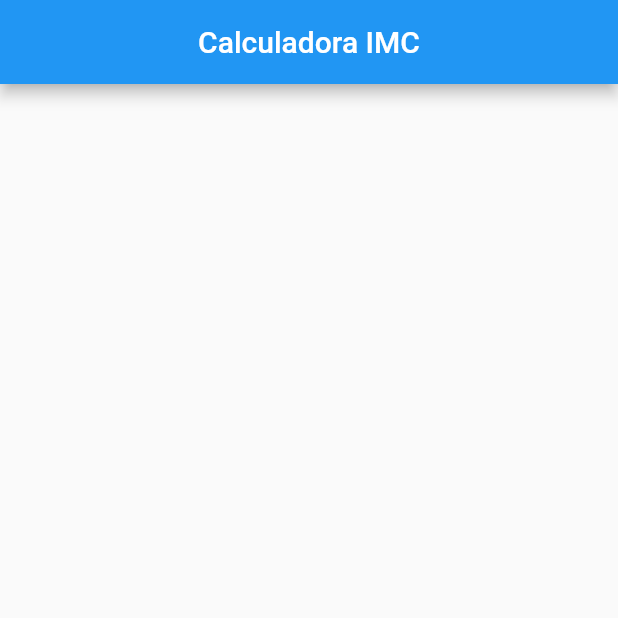
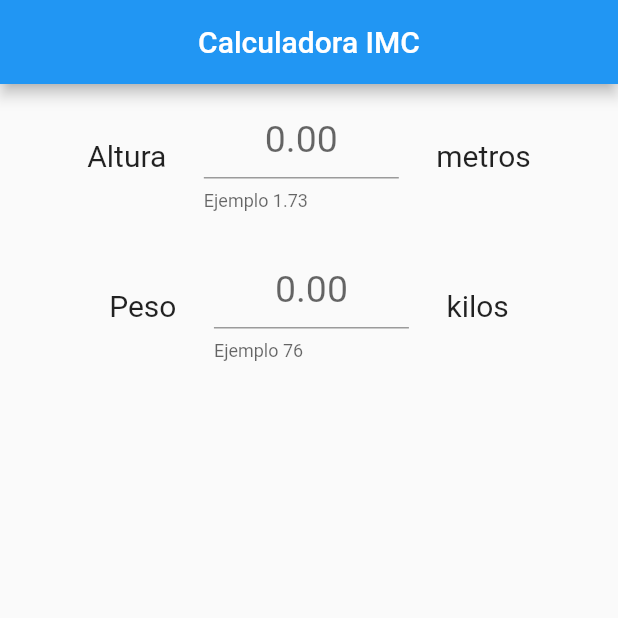
Before and after one commit to 0M1N1D0/calculadoraIMC, a Flutter app: the screen it shows after launch, on a phone screen of 412 x 824 dp, the top half of it. Run offline on Flutter 3.47's test engine with Material 2 defaults, Android fonts, the phone set to English and light mode, and no system bars.

Commit message:
v0.1.4
4. Se agrega analysis_options.yaml. Se agrega SafeArea al HomePage. 1. Se crean los inputs Peso y Altura.

```diff
--- a/calculadora_imc/analysis_options.yaml
+++ b/calculadora_imc/analysis_options.yaml
@@ -27,3 +27,6 @@ linter:
 
 # Additional information about this file can be found at
 # https://dart.dev/guides/language/analysis-options
+analyzer:
+  errors:
+    todo: ignore
--- a/calculadora_imc/lib/main.dart
+++ b/calculadora_imc/lib/main.dart
@@ -10,7 +10,11 @@ class MyApp extends StatelessWidget {
     return const MaterialApp(
       debugShowCheckedModeBanner: false,
       title: 'Material App',
-      home: HomePage(),
+      home: SafeArea(
+        top: true,
+        bottom: true,
+        child: HomePage(),
+      ),
     );
   }
 }
--- a/calculadora_imc/lib/src/pages/my_home_page.dart
+++ b/calculadora_imc/lib/src/pages/my_home_page.dart
@@ -1,3 +1,5 @@
+import 'dart:ui';
+
 import 'package:flutter/material.dart';
 
 class HomePage extends StatefulWidget {
@@ -15,6 +17,120 @@ class _HomePageState extends State<HomePage> {
         title: const Text("Calculadora IMC"),
         centerTitle: true,
       ),
+      /*
+      El contenedor tendrá la columna que a su ves contendrá
+      todos los elementos de la pantalla. Se creó primero el container
+      para crear un margen inicial y los elementos no se pongan hasta
+      los extremos de la pantalla.
+      */
+      body: Container(
+        margin: const EdgeInsets.symmetric(
+          vertical: 10.0,
+          horizontal: 20.0,
+        ), // margen del container
+        //color: Colors.red,
+        child: Column(
+          // mainAxisAlignment: MainAxisAlignment.center,
+          // crossAxisAlignment: CrossAxisAlignment.center,
+          children: [
+            _rowAltura(),
+            const SizedBox(
+              height: 25.0,
+            ),
+            _rowPeso(),
+          ],
+        ), // columna principal
+      ),
+    );
+  }
+
+  //*************************************
+  // WIDGET ROW ALTURA
+  //*************************************
+  Row _rowAltura() {
+    return Row(
+      mainAxisAlignment: MainAxisAlignment.center,
+      crossAxisAlignment: CrossAxisAlignment.center,
+      children: [
+        const Text(
+          'Altura',
+          style: TextStyle(fontSize: 20.0),
+        ),
+        /*
+        El TextField dentro de una Row se necesita
+        poner dentro de un Expanded sino falla la
+        renderización del TextField
+        */
+        SizedBox(
+          width: 180.0,
+          child: Expanded(
+            child: Padding(
+              padding: const EdgeInsets.symmetric(horizontal: 25.0),
+              child: TextField(
+                style: const TextStyle(fontSize: 25.0),
+                keyboardType: TextInputType.number,
+                textAlign: TextAlign.center,
+                decoration: const InputDecoration(
+                  hintText: '0.00',
+                  helperText: 'Ejemplo 1.73',
+                ),
+                onChanged: (String valor) {
+                  //TODO: guardar dato
+                },
+              ),
+            ),
+          ),
+        ),
+        const Text(
+          'metros',
+          style: TextStyle(fontSize: 20.0),
+        ),
+      ],
+    );
+  }
+
+  //*************************************
+  // WIDGET ROW PESO
+  //*************************************
+  Row _rowPeso() {
+    return Row(
+      mainAxisAlignment: MainAxisAlignment.center,
+      crossAxisAlignment: CrossAxisAlignment.center,
+      children: [
+        const Text(
+          'Peso',
+          style: TextStyle(fontSize: 20.0),
+        ),
+        /*
+        El TextField dentro de una Row se necesita
+        poner dentro de un Expanded sino falla la
+        renderización del TextField
+        */
+        SizedBox(
+          width: 180.0,
+          child: Expanded(
+            child: Padding(
+              padding: const EdgeInsets.symmetric(horizontal: 25.0),
+              child: TextField(
+                style: const TextStyle(fontSize: 25.0),
+                keyboardType: TextInputType.number,
+                textAlign: TextAlign.center,
+                decoration: const InputDecoration(
+                  hintText: '0.00',
+                  helperText: 'Ejemplo 76',
+                ),
+                onChanged: (String valor) {
+                  //TODO: guardar dato
+                },
+              ),
+            ),
+          ),
+        ),
+        const Text(
+          'kilos',
+          style: TextStyle(fontSize: 20.0),
+        ),
+      ],
     );
   }
 }
```
